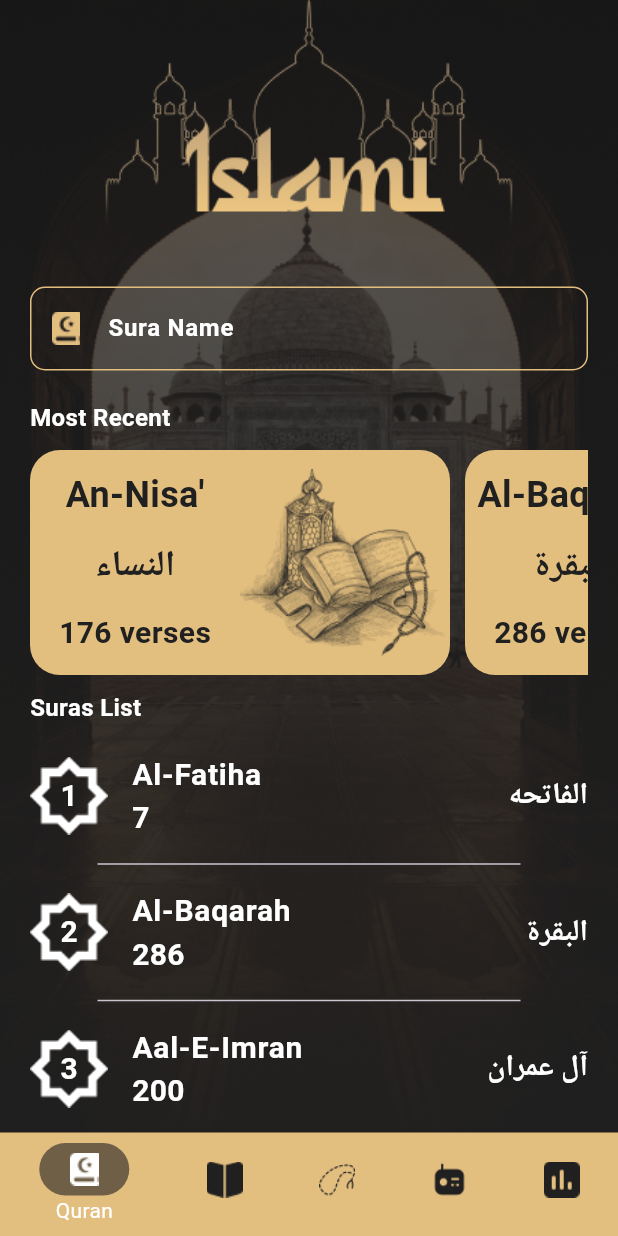
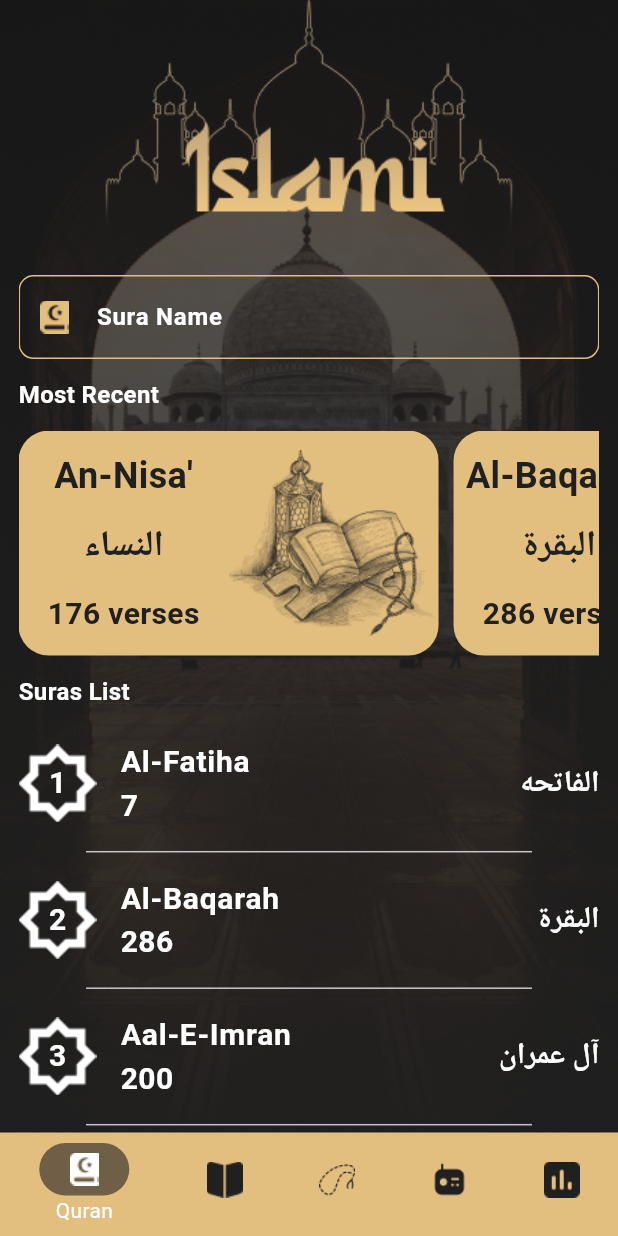
Before and after one commit to abdalmlk5/islami, a Flutter app: the HomeScreen screen opened by its route, on a phone screen of 412 x 824 dp. Run offline on Flutter 3.47's test engine with Material 3 defaults, Android fonts, the phone set to English and light mode, and no system bars; our stand-ins replace introduction_screen.

```diff
--- a/lib/core/app_assets.dart
+++ b/lib/core/app_assets.dart
@@ -14,4 +14,6 @@ class AppAssets {
   static const String cornerDecoration = "assets/images/corner decoration.png";
   static const String bottomDecoration = "assets/images/bottom_decoration.png";
   static const String versesFrame = "assets/images/verses frame.png";
+  static const String sebhaBody = "assets/images/sebha body.png";
+  static const String sebhaHead = "assets/images/sebha head.png";
 }
--- a/lib/core/app_styles.dart
+++ b/lib/core/app_styles.dart
@@ -23,6 +23,11 @@ class AppStyles {
     fontWeight: FontWeight.bold,
     color: AppColors.white,
   );
+  static const TextStyle white36 = TextStyle(
+    fontSize: 36,
+    fontWeight: FontWeight.bold,
+    color: AppColors.white,
+  );
   static const TextStyle black24 = TextStyle(
     fontSize: 24,
     fontWeight: FontWeight.bold,
--- a/lib/screens/Home/home_screen.dart
+++ b/lib/screens/Home/home_screen.dart
@@ -1,11 +1,11 @@
 import 'package:flutter/material.dart';
 import 'package:islami/core/app_assets.dart';
 import 'package:islami/core/app_colors.dart';
-import 'package:islami/screens/Home/taps/hadeth_tap.dart';
-import 'package:islami/screens/Home/taps/quran_tap.dart';
-import 'package:islami/screens/Home/taps/radio_tap.dart';
-import 'package:islami/screens/Home/taps/sebha_tap.dart';
-import 'package:islami/screens/Home/taps/time_tap.dart';
+import 'package:islami/screens/Home/tabs/hadeth_tab.dart';
+import 'package:islami/screens/Home/tabs/quran_tab.dart';
+import 'package:islami/screens/Home/tabs/radio_tab.dart';
+import 'package:islami/screens/Home/tabs/sebha_tab.dart';
+import 'package:islami/screens/Home/tabs/time_tab.dart';
 
 class HomeScreen extends StatefulWidget {
   static const String routeName = "home screen";
@@ -18,6 +18,7 @@ class HomeScreen extends StatefulWidget {
 
 class _HomeScreenState extends State<HomeScreen> {
   int selectedIndex = 0;
+
   List<String> backgrounds = [
     AppAssets.quranBg,
     AppAssets.hadethBg,
@@ -29,6 +30,9 @@ class _HomeScreenState extends State<HomeScreen> {
 
   @override
   Widget build(BuildContext context) {
+    double screenWidth = MediaQuery.of(context).size.width;
+    // double screenHeight = MediaQuery.of(context).size.height;
+
     return Stack(
       children: [
         Image.asset(
@@ -39,7 +43,7 @@ class _HomeScreenState extends State<HomeScreen> {
         ),
         Scaffold(
           body: Padding(
-            padding: const EdgeInsets.symmetric(horizontal: 20.0),
+            padding: EdgeInsets.symmetric(horizontal: screenWidth * 0.03),
             child: ListView(
               children: [
                 Center(child: Image(image: AssetImage(AppAssets.islamiTop))),
--- a/lib/screens/Home/taps/quran_tap.dart
+++ b/lib/screens/Home/tabs/quran_tab.dart
@@ -8,7 +8,6 @@ import '../../../items/suras_list_item.dart';
 import '../../../models/sura_model.dart';
 
 class QuranScreen extends StatelessWidget {
-  final sura1 = SuraModel(index: 0);
   List<SuraModel> mostRecentList = [
     SuraModel(index: 3),
     SuraModel(index: 1),
@@ -20,10 +19,13 @@ class QuranScreen extends StatelessWidget {
 
   @override
   Widget build(BuildContext context) {
+    // double screenWidth = MediaQuery.of(context).size.width;
+    double screenHeight = MediaQuery.of(context).size.height;
+
     return Column(
       crossAxisAlignment: CrossAxisAlignment.start,
       children: [
-        SizedBox(height: 20),
+        SizedBox(height: screenHeight * .015),
         TextField(
           decoration: InputDecoration(
             hintText: "Sura Name",
@@ -42,9 +44,9 @@ class QuranScreen extends StatelessWidget {
             ),
           ),
         ),
-        SizedBox(height: 20),
+        SizedBox(height: screenHeight * .015),
         Text("Most Recent", style: AppStyles.white16),
-        SizedBox(height: 10),
+        SizedBox(height: screenHeight * .015),
         SizedBox(
           height: 150,
           child: ListView.separated(
@@ -55,9 +57,9 @@ class QuranScreen extends StatelessWidget {
             itemCount: mostRecentList.length,
           ),
         ),
-        SizedBox(height: 10),
+        SizedBox(height: screenHeight * .015),
         Text("Suras List", style: AppStyles.white16),
-        SizedBox(height: 10),
+        SizedBox(height: screenHeight * .015),
         ListView.separated(
           shrinkWrap: true,
           physics: NeverScrollableScrollPhysics(),
```
Also changed, not shown: lib/screens/Home/tabs/sebha_tab.dart (added, +70 -0 lines), lib/screens/Home/taps/sebha_tap.dart (deleted, +0 -10 lines), assets/images/2.0x/sebha body@2x.png (added), assets/images/2.0x/sebha head@2x.png (added), assets/images/3.0x/sebha body@3x.png (added), assets/images/3.0x/sebha head@3x.png (added), assets/images/sebha body.png (added), assets/images/sebha head.png (added), lib/screens/Home/tabs/hadeth_tab.dart (renamed from lib/screens/Home/taps/hadeth_tap.dart), lib/screens/Home/tabs/radio_tab.dart (renamed from lib/screens/Home/taps/radio_tap.dart), lib/screens/Home/tabs/time_tab.dart (renamed from lib/screens/Home/taps/time_tap.dart).
